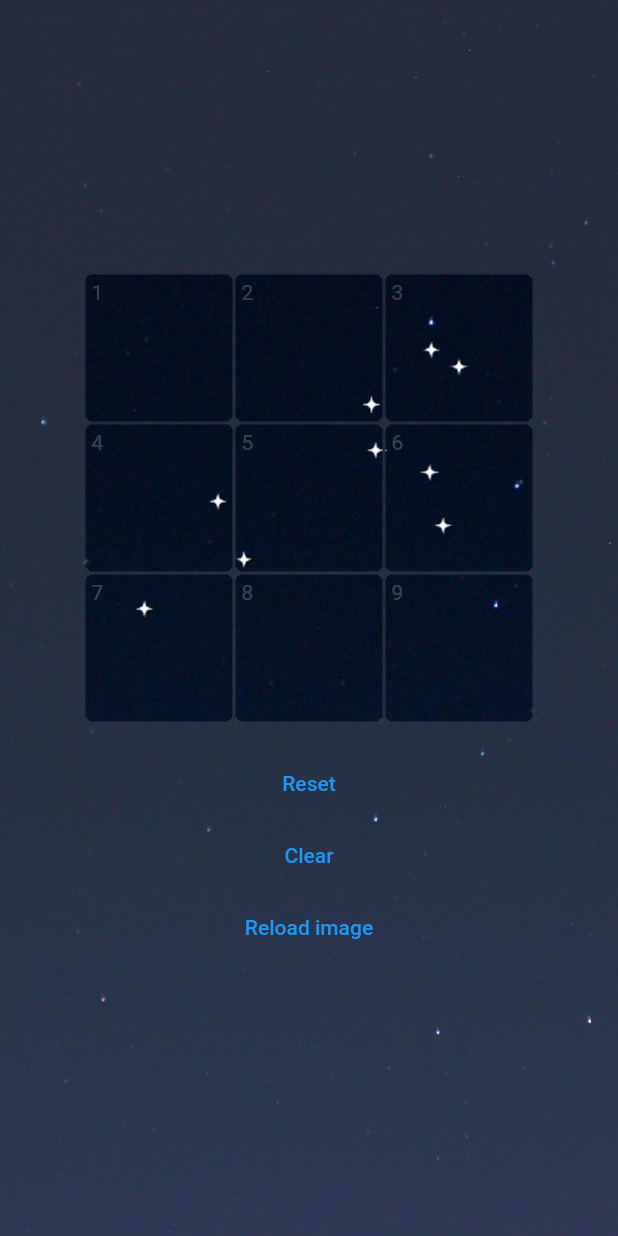
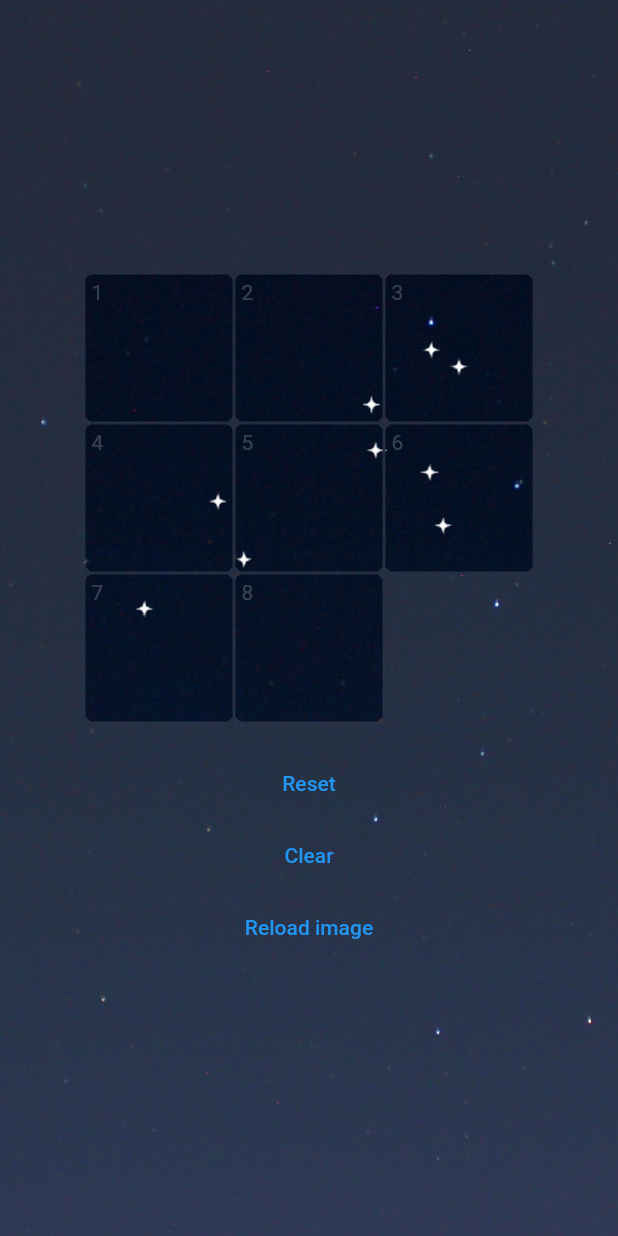
Before and after one commit to Zohenn/star_puzzle, a Flutter app: the screen it shows after launch, on a phone screen of 412 x 824 dp. Run offline on Flutter 3.47's test engine with Material 2 defaults, Android fonts, the phone set to English and light mode, and no system bars.

Commit message:
puzzle logic

```diff
--- a/lib/main.dart
+++ b/lib/main.dart
@@ -7,6 +7,7 @@ import 'package:flutter/scheduler.dart';
 import 'package:flutter/services.dart';
 import 'package:star_puzzle/constellation.dart';
 import 'package:star_puzzle/leo.dart';
+import 'package:star_puzzle/puzzle.dart';
 import 'package:star_puzzle/star_path.dart';
 
 void main() {
@@ -43,6 +44,19 @@ class _MyHomePageState extends State<MyHomePage> {
   late Ticker ticker;
   int previousTime = 0;
   final containerKey = GlobalKey();
+  Puzzle puzzle = Puzzle(
+    [
+      Tile(TilePosition(0, 0), TilePosition(0, 0), false),
+      Tile(TilePosition(0, 1), TilePosition(0, 1), false),
+      Tile(TilePosition(0, 2), TilePosition(0, 2), false),
+      Tile(TilePosition(1, 0), TilePosition(1, 0), false),
+      Tile(TilePosition(1, 1), TilePosition(1, 1), false),
+      Tile(TilePosition(1, 2), TilePosition(1, 2), false),
+      Tile(TilePosition(2, 0), TilePosition(2, 0), false),
+      Tile(TilePosition(2, 1), TilePosition(2, 1), false),
+      Tile(TilePosition(2, 2), TilePosition(2, 2), true),
+    ],
+  );
 
   @override
   void initState() {
@@ -130,7 +144,8 @@ class _MyHomePageState extends State<MyHomePage> {
                           Positioned(
                             top: i * 100,
                             left: j * 100,
-                            child: Container(
+                            child: !puzzle.tileAt(i, j).isEmpty
+                                ? Container(
                                     width: 100,
                                     height: 100,
                                     decoration: BoxDecoration(
@@ -138,17 +153,29 @@ class _MyHomePageState extends State<MyHomePage> {
                                     ),
                                     clipBehavior: Clip.hardEdge,
                                     padding: const EdgeInsets.all(1.0),
+                                    child: GestureDetector(
+                                      onTap: () {
+                                        puzzle.moveTile(puzzle.tileAt(i, j));
+                                        setState(() {});
+                                      },
                                       child: CustomPaint(
-                                painter: PiecePainter(renderedImage, i, j),
+                                        painter: PiecePainter(
+                                          renderedImage,
+                                          puzzle.tileAt(i, j).originalPosition.x,
+                                          puzzle.tileAt(i, j).originalPosition.y,
+                                        ),
                                         child: Align(
                                           alignment: Alignment.topLeft,
                                           child: Padding(
                                             padding: const EdgeInsets.all(4.0),
-                                    child: Text('${i * 3 + j + 1}', style: TextStyle(color: Colors.white.withOpacity(0.2))),
+                                            child: Text('${puzzle.tileAt(i, j).number}',
+                                                style: TextStyle(color: Colors.white.withOpacity(0.2))),
                                           ),
                                         ),
                                       ),
                                     ),
+                                  )
+                                : SizedBox.shrink(),
                           ),
                     ],
                   ),
@@ -277,7 +304,8 @@ class PiecePainter extends CustomPainter {
   void paint(Canvas canvas, Size size) {
     if (image != null) {
       // paintImage(canvas: canvas, rect: Offset.zero & size, image: image!, fit: BoxFit.scaleDown);
-      canvas.drawImageRect(image!, Offset(j.toDouble(), i.toDouble()) * 100 & Size(100, 100), Offset.zero & size, Paint()..filterQuality = FilterQuality.high);
+      canvas.drawImageRect(image!, Offset(j.toDouble(), i.toDouble()) * 100 & Size(100, 100), Offset.zero & size,
+          Paint()..filterQuality = FilterQuality.high);
       // canvas.drawAtlas(
       //   image!,
       //   [RSTransform.fromComponents(rotation: 0, scale: 100 / 300, anchorX: 0, anchorY: 0, translateX: 0, translateY: 0)],
--- /dev/null
+++ b/lib/puzzle.dart
@@ -0,0 +1,84 @@
+import 'dart:math';
+
+import 'dart:ui';
+
+class TilePosition {
+  TilePosition(this.x, this.y);
+
+  final int x;
+  final int y;
+
+  int get index {
+    return x * 3 + y;
+  }
+
+  TilePosition copy() {
+    return TilePosition(x, y);
+  }
+
+  Offset distanceTo(TilePosition other){
+    return Offset((x - other.x).toDouble(), (y - other.y).toDouble());
+  }
+}
+
+class Tile {
+  Tile(this.originalPosition, this.currentPosition, this.isEmpty);
+
+  TilePosition originalPosition;
+  TilePosition currentPosition;
+  final bool isEmpty;
+
+  int get number {
+    return originalPosition.index + 1;
+  }
+
+  Offset distanceTo(Tile other){
+    return currentPosition.distanceTo(other.currentPosition);
+  }
+}
+
+class Puzzle {
+  Puzzle(this.tiles);
+
+  final List<Tile> tiles;
+
+  int get size {
+    return sqrt(tiles.length).floor();
+  }
+
+  Tile tileAt(int x, int y) {
+    return tiles[x * 3 + y];
+  }
+
+  Tile get emptyTile {
+    return tiles.firstWhere((element) => element.isEmpty);
+  }
+
+  bool canMoveTile(Tile tile) {
+    final _emptyTile = emptyTile;
+    return tile.currentPosition.x == _emptyTile.currentPosition.x ||
+        tile.currentPosition.y == _emptyTile.currentPosition.y;
+  }
+
+  void moveTile(Tile tile) {
+    if (!canMoveTile(tile)) {
+      return;
+    }
+
+    final _emptyTile = emptyTile;
+    Offset distance = tile.distanceTo(_emptyTile);
+    while(distance.distance > 1){
+      moveTile(tileAt((_emptyTile.currentPosition.x + distance.dx.sign).toInt(), (_emptyTile.currentPosition.y + distance.dy.sign).toInt()));
+      distance = tile.distanceTo(_emptyTile);
+    }
+
+    final emptyTilePosition = _emptyTile.currentPosition.copy();
+    final tilePosition = tile.currentPosition.copy();
+
+    tile.currentPosition = emptyTilePosition;
+    _emptyTile.currentPosition = tilePosition;
+
+    tiles[tile.currentPosition.index] = tile;
+    tiles[_emptyTile.currentPosition.index] = _emptyTile;
+  }
+}
```
Lines whose indentation alone changed are shown as unchanged.
